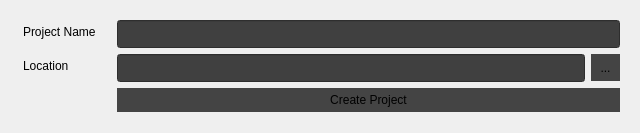
First picture: the form in src/dialogs/newprojectdialog.ui, repository jahshaka/Studio, before the edit.
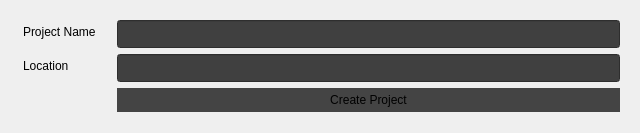
Second picture: the form after the edit.

Commit message: Update NewProjectDialog, disable input, use preference path

Patch:
```diff
--- a/src/dialogs/newprojectdialog.ui
+++ b/src/dialogs/newprojectdialog.ui
@@ -63,13 +63,6 @@
         <item>
          <widget class="QLineEdit" name="projectPath"/>
         </item>
-        <item>
-         <widget class="QToolButton" name="browseProject">
-          <property name="text">
-           <string>...</string>
-          </property>
-         </widget>
-        </item>
        </layout>
       </item>
       <item row="2" column="1">
```
Left out of the diff: 2 changed lines with no effect on the pictures. The commit also changes 1 other file.
